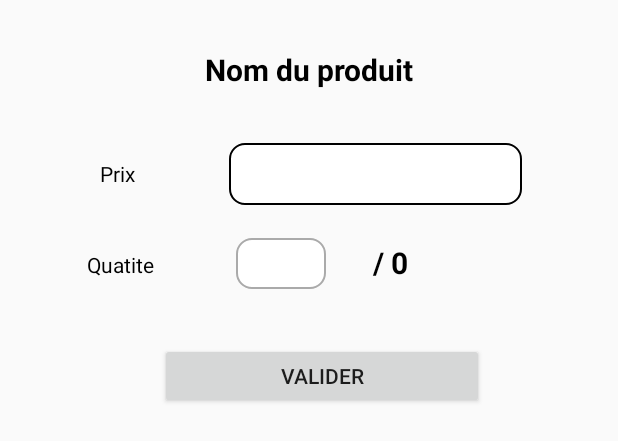
After one commit to WrokSon/projetm1android, an Android app: the layout popup_vendre.xml on its own in the app's theme, with its tools: preview values and no code run, on a phone screen of 412 x 824 dp. The commit adds this screen. Shown: the top 441 px of the screen. Run offline under Robolectric (Android 15) with nearby library versions, the phone set to English and light mode, and no system bars; network calls fail.

Commit message:
[ADD] vendre

```diff
--- a/app/src/main/java/com/example/design/views/Marche.kt
+++ b/app/src/main/java/com/example/design/views/Marche.kt
@@ -21,6 +21,8 @@ class Marche : AppCompatActivity() {
     interface OnOffreInteractionListener {
         fun getOffreInteraction(item: Offre?)
         fun getDetailItem(id : Int) : Item
+
+        fun getBaseUrlImg() : String
     }
     private val listenerOffre : OnOffreInteractionListener = object : OnOffreInteractionListener {
         override fun getOffreInteraction(item: Offre?) {
@@ -43,6 +45,8 @@ class Marche : AppCompatActivity() {
         override fun getDetailItem(id: Int): Item {
             return viewModel.getItemDetail(id)
         }
+
+        override fun getBaseUrlImg(): String = viewModel.getBaseLoginImg()
     }
     @SuppressLint("MissingInflatedId")
     override fun onCreate(savedInstanceState: Bundle?) {
--- a/app/src/main/java/com/example/model/Repository.kt
+++ b/app/src/main/java/com/example/model/Repository.kt
@@ -17,6 +17,7 @@ class Repository private constructor() {
         }
     }
     private val baseURL = "https://test.vautard.fr/creuse_srv/"
+    private val baseURLImg = "https://test.vautard.fr/creuse_imgs/"
     private var session = 0
     private var signature : Long = 0
     private var baselogin = ""
@@ -69,6 +70,8 @@ class Repository private constructor() {
 
     fun getBaseURL(): String = baseURL
 
+    fun getBaseLoginImg() : String = baseURLImg
+
     fun getSignature(): Long{
         return signature
     }
--- a/app/src/main/java/com/example/viewmodel/MarcheViewModel.kt
+++ b/app/src/main/java/com/example/viewmodel/MarcheViewModel.kt
@@ -68,7 +68,7 @@ class MarcheViewModel : ViewModelSuper() {
             // requetes
             val url = URL(
                 repository.getBaseURL() + "/market_acheter.php?session=" + repository.getSession() +
-                        "&signature=" + repository.getSignature() + "&offer_id=" + repository.getOffre()!!.Offer_ID.toString()
+                        "&signature=" + repository.getSignature() + "&offer_id= " + repository.getOffre()!!.Offer_ID.toString()
             )
             val items = HashMap<Item, Int>()
             val connection = url.openConnection()
@@ -80,7 +80,7 @@ class MarcheViewModel : ViewModelSuper() {
             //resultat
             if (status == Status.OK.value){
                 Looper.prepare()
-                Toast.makeText(context,"Vous venez d'achez l'offre" + repository.getOffre()!!.Offer_ID.toString(),Toast.LENGTH_SHORT).show()
+                Toast.makeText(context,"Vous venez d'achez l'offre " + repository.getOffre()!!.Offer_ID.toString(),Toast.LENGTH_SHORT).show()
                 Log.d("MARCHERACHETER","me voici")
             }
             if (status == Status.NOMONEY.value) {
--- a/app/src/main/java/com/example/viewmodel/ViewModelSuper.kt
+++ b/app/src/main/java/com/example/viewmodel/ViewModelSuper.kt
@@ -116,6 +116,8 @@ open class ViewModelSuper : ViewModel() {
 
     fun getBaseLogin() = repository.getBaseLogin()
 
+    fun getBaseLoginImg() = repository.getBaseLoginImg()
+
     fun getPlayer(): Player {
         return repository.getPlayer()
     }
--- /dev/null
+++ b/app/src/main/res/layout/popup_vendre.xml
@@ -0,0 +1,115 @@
+<?xml version="1.0" encoding="utf-8"?>
+<androidx.constraintlayout.widget.ConstraintLayout xmlns:android="http://schemas.android.com/apk/res/android"
+    xmlns:app="http://schemas.android.com/apk/res-auto"
+    xmlns:tools="http://schemas.android.com/tools"
+    android:layout_width="match_parent"
+    android:layout_height="300dp"
+    android:layout_margin="10dp">
+
+
+    <TextView
+        android:id="@+id/vendre_titre"
+        android:layout_width="267dp"
+        android:layout_height="41dp"
+        android:layout_marginTop="16dp"
+        android:gravity="center"
+        android:text="Nom du produit"
+        android:textSize="20dp"
+        android:textColor="@color/black"
+        android:textStyle="bold"
+        app:layout_constraintEnd_toEndOf="parent"
+        app:layout_constraintHorizontal_bias="0.501"
+        app:layout_constraintStart_toStartOf="parent"
+        app:layout_constraintTop_toTopOf="parent" />
+
+    <EditText
+        android:id="@+id/vendre_prix"
+        android:layout_width="195dp"
+        android:layout_height="41dp"
+        android:background="@drawable/custum_input"
+        android:ems="10"
+        android:gravity="center"
+        android:inputType="numberSigned"
+        app:layout_constraintBottom_toBottomOf="parent"
+        app:layout_constraintEnd_toEndOf="parent"
+        app:layout_constraintHorizontal_bias="0.725"
+        app:layout_constraintStart_toStartOf="parent"
+        app:layout_constraintTop_toBottomOf="@+id/vendre_titre"
+        app:layout_constraintVertical_bias="0.138" />
+
+    <Button
+        android:id="@+id/btn_vendre_validate"
+        android:layout_width="216dp"
+        android:layout_height="44dp"
+        android:text="Valider"
+        app:layout_constraintBottom_toBottomOf="parent"
+        app:layout_constraintEnd_toEndOf="parent"
+        app:layout_constraintHorizontal_bias="0.551"
+        app:layout_constraintStart_toStartOf="parent"
+        app:layout_constraintTop_toTopOf="parent"
+        app:layout_constraintVertical_bias="0.855" />
+
+    <TextView
+        android:id="@+id/textView3"
+        android:layout_width="41dp"
+        android:layout_height="25dp"
+        android:layout_marginTop="36dp"
+        android:gravity="center"
+        android:text="Prix"
+        android:textColor="@color/black"
+        app:layout_constraintEnd_toStartOf="@+id/vendre_prix"
+        app:layout_constraintHorizontal_bias="0.465"
+        app:layout_constraintStart_toStartOf="parent"
+        app:layout_constraintTop_toBottomOf="@+id/vendre_titre" />
+
+    <TextView
+        android:id="@+id/textView5"
+        android:layout_width="87dp"
+        android:layout_height="18dp"
+        android:gravity="center"
+        android:text="Quatite"
+        android:textColor="@color/black"
+        app:layout_constraintBottom_toBottomOf="parent"
+        app:layout_constraintEnd_toStartOf="@+id/linearLayout2"
+        app:layout_constraintHorizontal_bias="0.509"
+        app:layout_constraintStart_toStartOf="parent"
+        app:layout_constraintTop_toBottomOf="@+id/textView3"
+        app:layout_constraintVertical_bias="0.231" />
+
+    <LinearLayout
+        android:id="@+id/linearLayout2"
+        android:layout_width="194dp"
+        android:layout_height="55dp"
+        android:layout_margin="5dp"
+        android:layout_marginTop="24dp"
+        android:gravity="left"
+        android:orientation="horizontal"
+        android:padding="7dp"
+        app:layout_constraintBottom_toTopOf="@+id/btn_vendre_validate"
+        app:layout_constraintEnd_toEndOf="parent"
+        app:layout_constraintHorizontal_bias="0.72"
+        app:layout_constraintStart_toStartOf="parent"
+        app:layout_constraintTop_toBottomOf="@+id/vendre_prix"
+        app:layout_constraintVertical_bias="0.333">
+
+        <EditText
+            android:id="@+id/vendre_qte"
+            android:layout_width="60dp"
+            android:layout_height="34dp"
+            android:background="@drawable/custum_input"
+            android:ems="10"
+            android:gravity="center"
+            android:inputType="numberSigned" />
+
+        <TextView
+            android:id="@+id/vendre_qte_dispo"
+            android:layout_width="38dp"
+            android:layout_height="34dp"
+            android:layout_marginStart="24dp"
+            android:gravity="center"
+            android:text="/ 0"
+            android:textColor="@color/black"
+            android:textSize="20dp"
+            android:textStyle="bold" />
+    </LinearLayout>
+</androidx.constraintlayout.widget.ConstraintLayout>
```
Also changed, not shown: app/src/main/java/com/example/design/views/Inventaire.kt (+34 -6 lines), app/src/main/java/com/example/design/views/OfferRecycleViewAdapter.kt (+20 -6 lines), app/src/main/java/com/example/viewmodel/InvViewModel.kt (+28 -0 lines), app/src/main/res/layout/item_offer.xml (+73 -17 lines).
